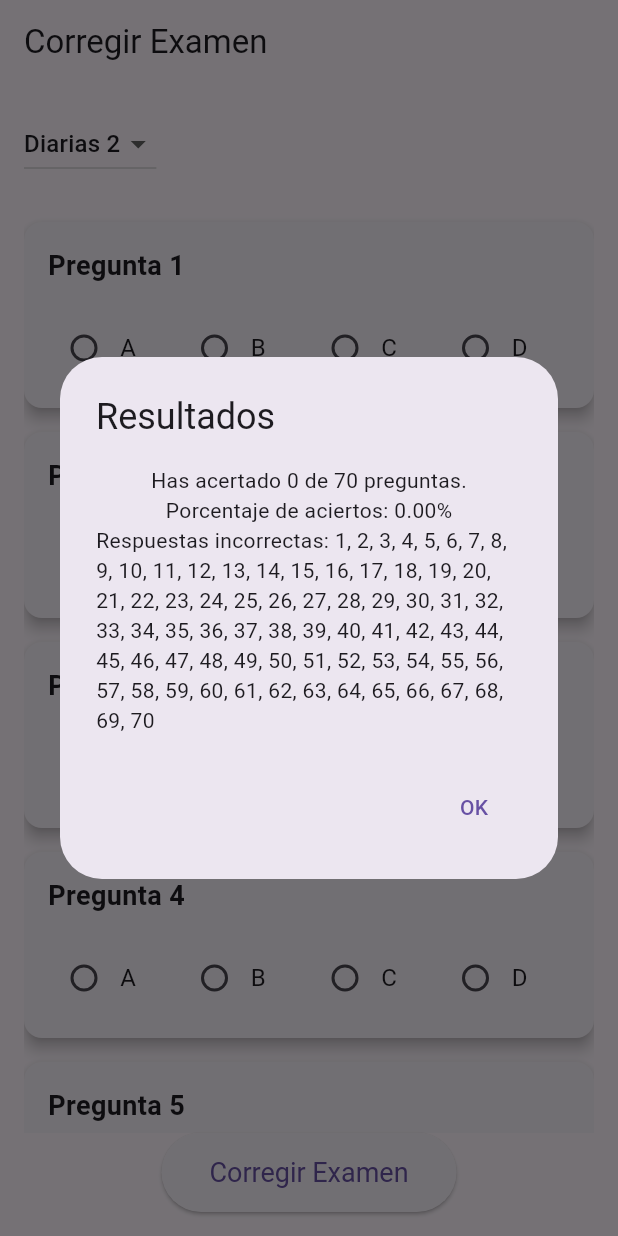
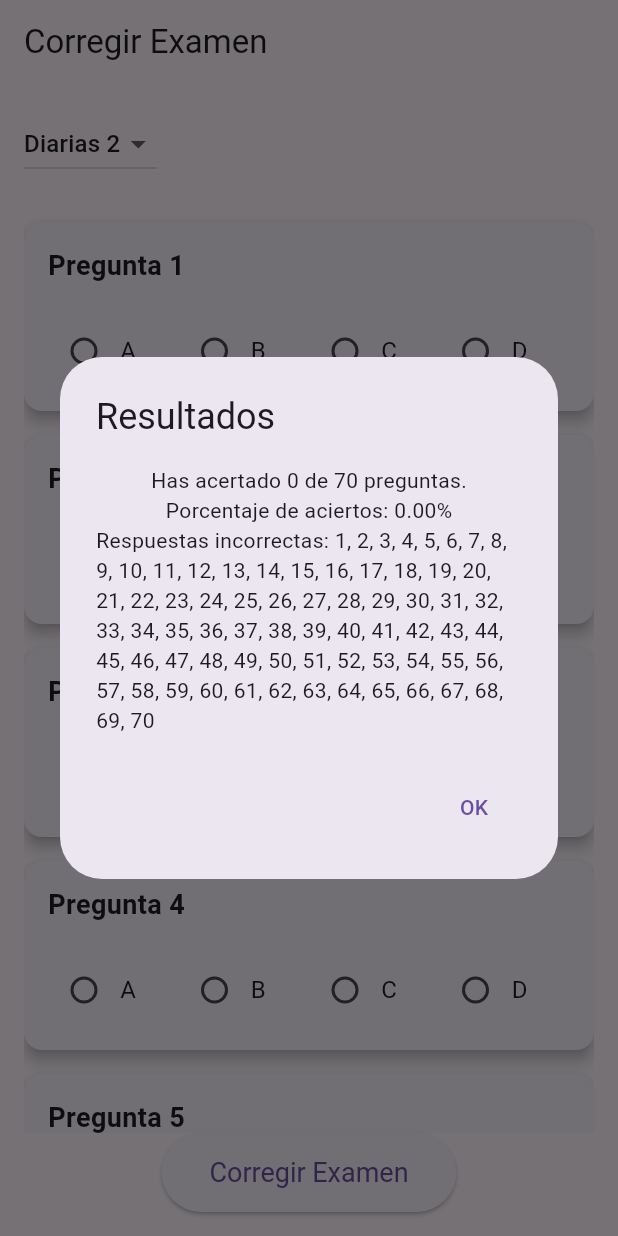
Before and after one commit to doktorSmtih23/checkerexam, a Flutter app: the screen it shows after launch, after a tap on "Corregir Examen", on a phone screen of 412 x 824 dp. Run offline on Flutter 3.47's test engine with Material 3 defaults, Android fonts, the phone set to English and light mode, and no system bars.

Commit message:
pwa first commit

```diff
--- a/lib/main.dart
+++ b/lib/main.dart
@@ -5,6 +5,8 @@ void main() {
 }
 
 class MyApp extends StatelessWidget {
+  const MyApp({super.key});
+
   @override
   Widget build(BuildContext context) {
     return MaterialApp(
@@ -20,6 +22,8 @@ class MyApp extends StatelessWidget {
 }
 
 class ExamScreen extends StatefulWidget {
+  const ExamScreen({super.key});
+
   @override
   _ExamScreenState createState() => _ExamScreenState();
 }
@@ -251,7 +255,7 @@ class _ExamScreenState extends State<ExamScreen> {
   Widget build(BuildContext context) {
     return Scaffold(
       appBar: AppBar(
-        title: Text('Corregir Examen'),
+        title: const Text('Corregir Examen'),
       ),
       body: Padding(
         padding: const EdgeInsets.all(16.0),
@@ -273,13 +277,13 @@ class _ExamScreenState extends State<ExamScreen> {
                 });
               },
             ),
-            SizedBox(height: 20),
+            const SizedBox(height: 20),
             Expanded(
               child: ListView.builder(
                 itemCount: 70,
                 itemBuilder: (context, index) {
                   return Card(
-                    margin: EdgeInsets.symmetric(vertical: 8.0),
+                    margin: const EdgeInsets.symmetric(vertical: 8.0),
                     elevation: 4,
                     child: Padding(
                       padding: const EdgeInsets.all(16.0),
@@ -288,13 +292,13 @@ class _ExamScreenState extends State<ExamScreen> {
                         children: [
                           Text(
                             'Pregunta ${index + 1}',
-                            style: TextStyle(
+                            style: const TextStyle(
                               fontWeight: FontWeight.bold,
                               fontSize: 18,
                             ),
                           ),
-                          SizedBox(
-                            height: 18,
+                          const SizedBox(
+                            height: 20,
                           ),
                           Row(
                             children: ['a', 'b', 'c', 'd'].map((String answer) {
@@ -312,7 +316,7 @@ class _ExamScreenState extends State<ExamScreen> {
                                     ),
                                     Text(
                                       answer.toUpperCase(),
-                                      style: TextStyle(fontSize: 16),
+                                      style: const TextStyle(fontSize: 16),
                                     ),
                                   ],
                                 ),
@@ -331,11 +335,11 @@ class _ExamScreenState extends State<ExamScreen> {
                 onPressed: () {
                   _checkAnswers();
                 },
+                style: ElevatedButton.styleFrom(
+                  padding: const EdgeInsets.symmetric(horizontal: 32, vertical: 16),
+                  textStyle: const TextStyle(fontSize: 18),
+                ),
                 child: Text('Corregir Examen'),
-                style: ElevatedButton.styleFrom(
-                  padding: EdgeInsets.symmetric(horizontal: 32, vertical: 16),
-                  textStyle: TextStyle(fontSize: 18),
-                ),
               ),
             ),
           ],
@@ -364,7 +368,7 @@ class _ExamScreenState extends State<ExamScreen> {
         context: context,
         builder: (context) {
           return AlertDialog(
-            title: Text('Resultados'),
+            title: const Text('Resultados'),
             content: Column(
               mainAxisSize: MainAxisSize.min,
               children: [
@@ -381,7 +385,7 @@ class _ExamScreenState extends State<ExamScreen> {
                 onPressed: () {
                   Navigator.of(context).pop();
                 },
-                child: Text('OK'),
+                child: const Text('OK'),
               ),
             ],
           );
```
Also changed, not shown: 1 other file.
